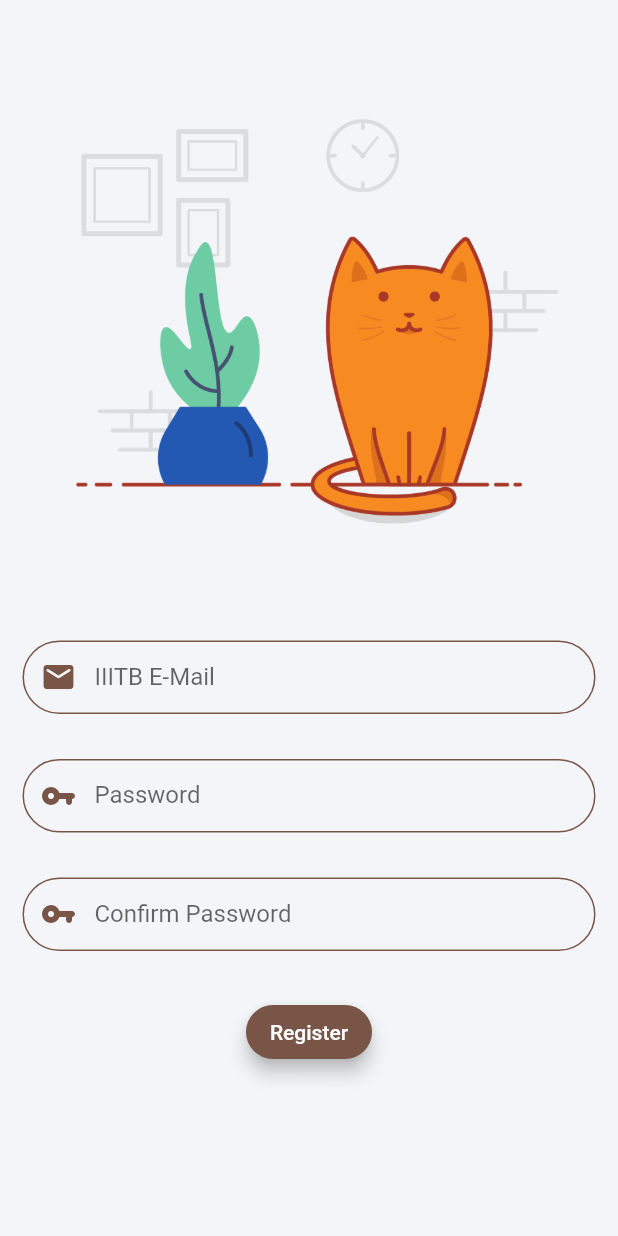
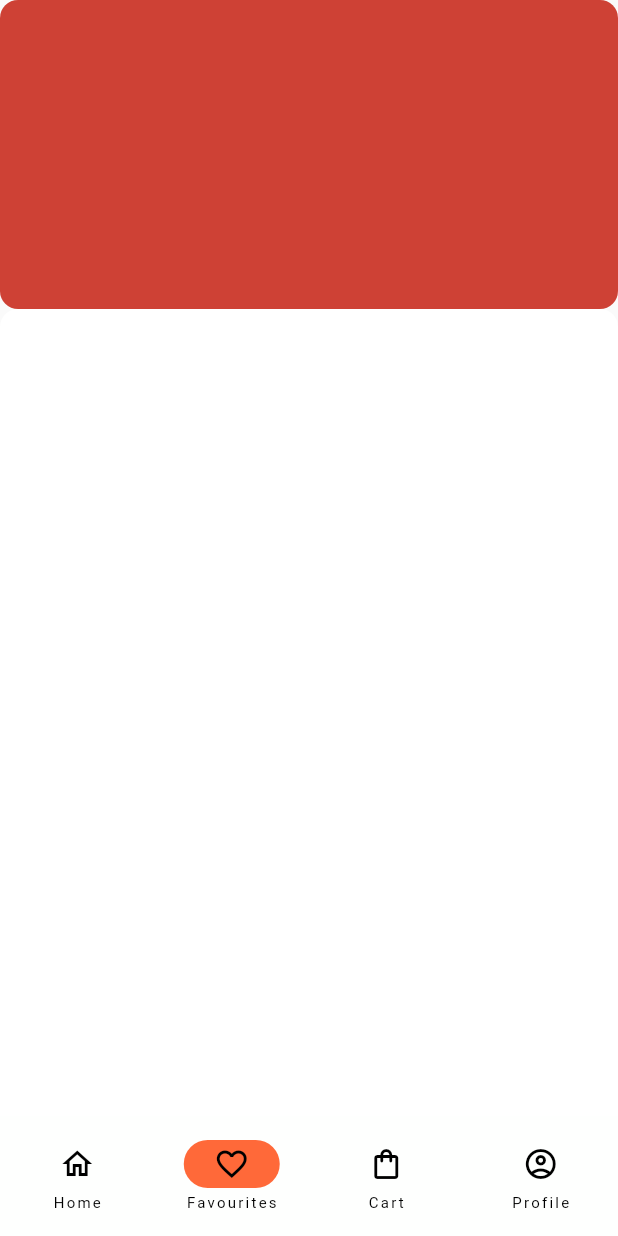
Before and after one commit to architsangal/foodfast, a Flutter app: the screen it shows after launch, after a tap on "Register.", on a phone screen of 412 x 824 dp. Run offline on Flutter 3.47's test engine with Material 2 defaults, Android fonts, the phone set to English and light mode, and no system bars; our stand-ins replace cloud_firestore, email_validator, firebase_auth, firebase_core, toast; accounts and stored records are empty.

Commit message:
home screen basic

```diff
--- a/lib/screens/authenticate/sign_in.dart
+++ b/lib/screens/authenticate/sign_in.dart
@@ -4,6 +4,7 @@ import 'package:foodfast/screens/register/register.dart';
 import 'package:foodfast/screens/home/home.dart';
 // ignore: import_of_legacy_library_into_null_safe
 import 'package:firebase_auth/firebase_auth.dart';
+import 'package:foodfast/screens/main_screen.dart';
 
 class SignIn extends StatefulWidget {
   const SignIn({Key? key}) : super(key: key);
@@ -134,7 +135,7 @@ class _SignInState extends State<SignIn> {
                   ),
                   GestureDetector(
                       onTap: () => Navigator.of(context).push(MaterialPageRoute(
-                          builder: (BuildContext context) => const Register())),
+                          builder: (BuildContext context) => MainScreen())),
                       child: const Text(
                         'Register.',
                         style: TextStyle(
--- /dev/null
+++ b/lib/screens/main_screen.dart
@@ -0,0 +1,66 @@
+// ignore_for_file: deprecated_member_use, unnecessary_new, prefer_const_constructors, prefer_const_literals_to_create_immutables
+
+import 'package:flutter/material.dart';
+
+class MainScreen extends StatefulWidget {
+  const MainScreen({Key? key}) : super(key: key);
+
+  @override
+  // ignore: library_private_types_in_public_api
+  _Mainwindowstate createState() => _Mainwindowstate();
+}
+
+class _Mainwindowstate extends State<MainScreen> {
+  @override
+  Widget build(BuildContext context) => Scaffold(
+        body: SingleChildScrollView(
+          child: Column(
+            children: [
+              Container(
+                //Upper widget bar
+                width: MediaQuery.of(context).size.width,
+                height: MediaQuery.of(context).size.height * 0.25,
+                decoration: const BoxDecoration(
+                  color: Color(0xFFCE4135),
+                  borderRadius: BorderRadius.all(
+                    Radius.circular(12.0),
+                  ),
+                ),
+              ),
+              Container(
+                //Upper widget bar
+                width: MediaQuery.of(context).size.width,
+                height: MediaQuery.of(context).size.height,
+                decoration: const BoxDecoration(
+                  color: Colors.white,
+                  borderRadius: BorderRadius.all(
+                    Radius.circular(12.0),
+                  ),
+                ),
+              ),
+            ],
+          ),
+        ),
+        bottomNavigationBar: NavigationBarTheme(
+          data: NavigationBarThemeData(
+            indicatorColor: Color(0xFFFF6939),
+          ),
+          child: NavigationBar(
+            // height: 70,
+            backgroundColor: Color(0xFFFEFFFE),
+            selectedIndex: 1,
+            destinations: [
+              NavigationDestination(
+                  icon: Icon(Icons.home_outlined), label: 'Home'),
+              NavigationDestination(
+                  icon: Icon(Icons.favorite_border_outlined),
+                  label: 'Favourites'),
+              NavigationDestination(
+                  icon: Icon(Icons.shopping_bag_outlined), label: 'Cart'),
+              NavigationDestination(
+                  icon: Icon(Icons.account_circle_outlined), label: 'Profile')
+            ],
+          ),
+        ),
+      );
+}
--- a/pubspec.yaml
+++ b/pubspec.yaml
@@ -35,11 +35,17 @@ dependencies:
   # The following adds the Cupertino Icons font to your application.
   # Use with the CupertinoIcons class for iOS style icons.
   cupertino_icons: ^1.0.0
+  font_awesome_flutter: ^8.5.0
   toast: ^0.1.5
   firebase_core: "^0.7.0"
   firebase_auth: "^0.20.1"
   http: ^0.12.2
   cloud_firestore: ^0.16.0+1
+  carousel_slider: ^1.4.1
+  provider: ^4.0.1
+  shared_preferences: ^2.0.15
+  introduction_screen: ^3.0.2
+
 dev_dependencies:
   flutter_test:
     sdk: flutter
```
Also changed, not shown: pubspec.lock, 1 other file.
